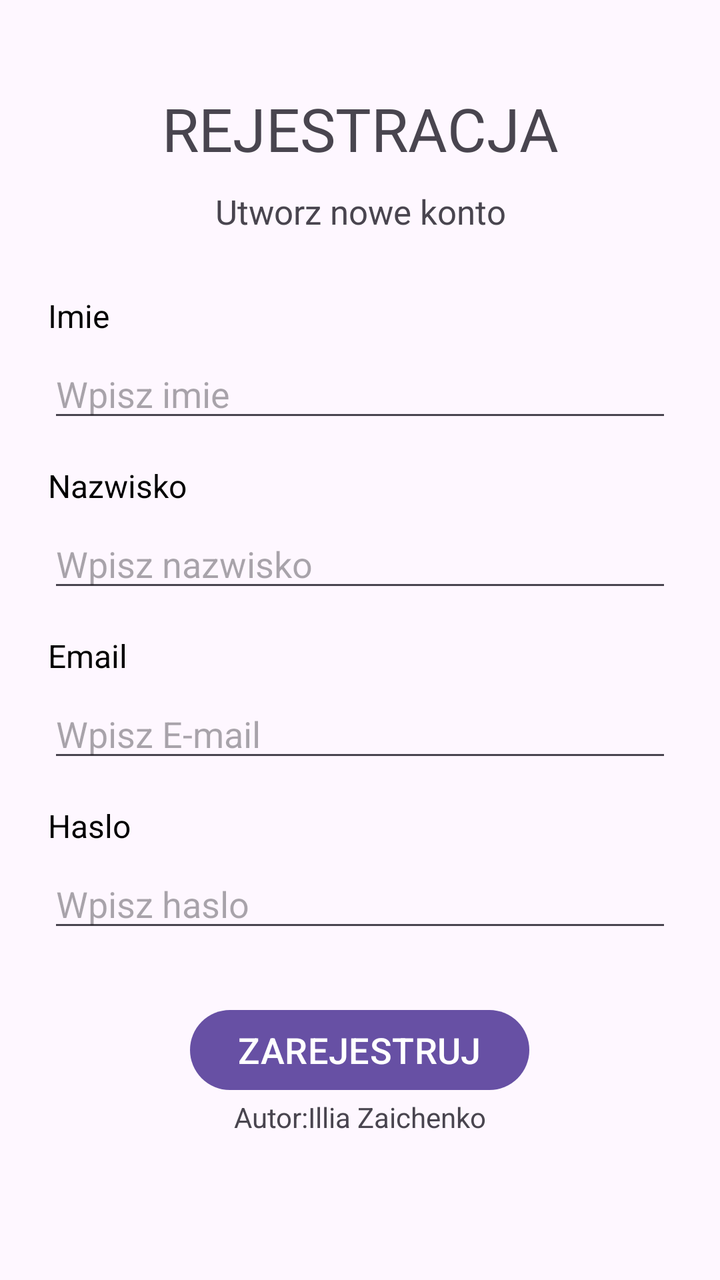
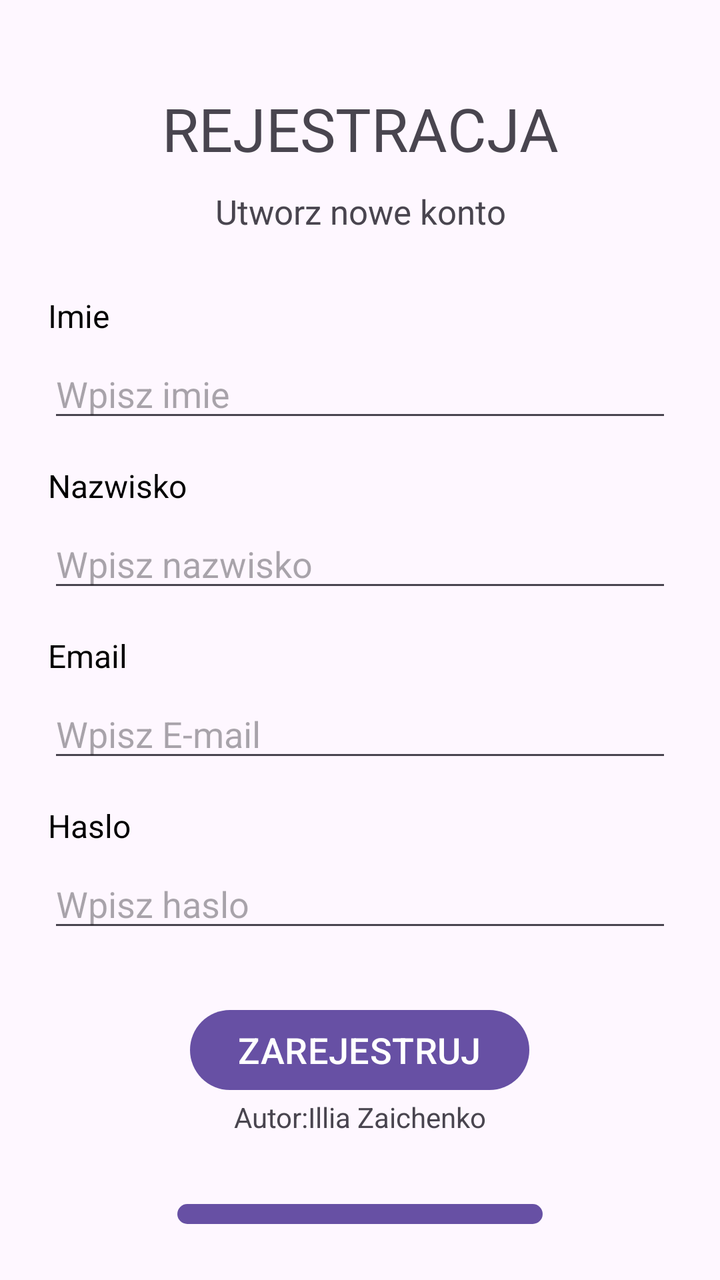

Screens rendered from an Android XML layout before and after an edit, with the pre-edit source and the edit as a unified diff.
<!-- AndroidManifest.xml: application theme Theme.RegApp -->
<!-- res/layout/activity_main.xml -->
<?xml version="1.0" encoding="utf-8"?>
<LinearLayout xmlns:android="http://schemas.android.com/apk/res/android"
              android:layout_width="match_parent"
              android:layout_height="match_parent"
              android:orientation="vertical"
              android:layout_gravity="center_horizontal"
                android:padding="24dp">

    <TextView
            android:id="@+id/textView"
            android:layout_width="match_parent"
            android:layout_height="wrap_content"
            android:text="REJESTRACJA"
            android:layout_marginTop="20dp"
            android:gravity="center"
            android:textSize="30sp"/>
    <TextView
            android:id="@+id/text"
            android:layout_width="match_parent"
            android:layout_height="wrap_content"
            android:text="Utworz nowe konto"
            android:layout_marginTop="10dp"
            android:gravity="center"
            android:textSize="17sp"/>

    <TextView
            android:id="@+id/imieT"
            android:layout_width="match_parent"
            android:layout_height="wrap_content"
            android:textColor="#000000"
            android:textSize="16sp"
            android:layout_marginTop="30dp"
            android:text="Imie" />

    <EditText
            android:id="@+id/imieE"
            android:layout_width="match_parent"
            android:layout_height="wrap_content"
            android:ems="10"
            android:layout_marginTop="6dp"
            android:hint="Wpisz imie"
            android:inputType="text" />

    <TextView
            android:id="@+id/nazwiskoT"
            android:layout_width="match_parent"
            android:layout_height="wrap_content"
            android:textColor="#000000"
            android:textSize="16sp"
            android:layout_marginTop="16dp"
            android:text="Nazwisko" />

    <EditText
            android:id="@+id/nazwiskoE"
            android:layout_width="match_parent"
            android:layout_height="wrap_content"
            android:ems="10"
            android:hint="Wpisz nazwisko"
            android:layout_marginTop="6dp"
            android:inputType="text" />

    <TextView
            android:id="@+id/emailT"
            android:layout_width="match_parent"
            android:layout_height="wrap_content"
            android:textColor="#000000"
            android:layout_marginTop="16dp"
            android:textSize="16sp"
            android:text="Email" />

    <EditText
            android:id="@+id/emailE"
            android:layout_width="match_parent"
            android:layout_height="wrap_content"
            android:ems="10"
            android:hint="Wpisz E-mail"
            android:layout_marginTop="6dp"
            android:inputType="textEmailAddress" />

    <TextView
            android:id="@+id/passT"
            android:layout_width="match_parent"
            android:layout_height="wrap_content"
            android:textColor="#000000"
            android:textSize="16sp"
            android:layout_marginTop="16dp"
            android:text="Haslo" />

    <EditText
            android:id="@+id/passE"
            android:layout_width="match_parent"
            android:layout_height="wrap_content"
            android:ems="10"
            android:hint="Wpisz haslo"
            android:layout_marginTop="6dp"
            android:inputType="textPassword" />

    <Button
            android:text="ZAREJESTRUJ"
            android:layout_width="wrap_content"
            android:layout_height="wrap_content"
            android:layout_gravity="center"
            android:id="@+id/button"
            android:layout_marginTop="30dp"
            android:textSize="18sp"/>
    <TextView
            android:id="@+id/msg"
            android:layout_width="match_parent"
            android:layout_height="wrap_content"
            android:gravity="center"
            android:text="Autor:Illia Zaichenko" />

</LinearLayout>
<!-- resources referenced by this layout -->
<resources>
  <style name="Theme.RegApp" parent="Base.Theme.RegApp" />
  <style name="Base.Theme.RegApp" parent="Theme.Material3.DayNight.NoActionBar">
          
          
      </style>
</resources>

<!-- the commit's change to res/layout/activity_main.xml (unified diff, before → after) -->
@@ -33,7 +33,7 @@
             android:text="Imie" />
 
     <EditText
-            android:id="@+id/imieE"
+            android:id="@+id/nameE"
             android:layout_width="match_parent"
             android:layout_height="wrap_content"
             android:ems="10"
@@ -51,7 +51,7 @@
             android:text="Nazwisko" />
 
     <EditText
-            android:id="@+id/nazwiskoE"
+            android:id="@+id/surnameE"
             android:layout_width="match_parent"
             android:layout_height="wrap_content"
             android:ems="10"
@@ -110,4 +110,20 @@
             android:gravity="center"
             android:text="Autor:Illia Zaichenko" />
 
+    <Button
+            android:text="WCZYTAJ DANE"
+            android:layout_width="wrap_content"
+            android:layout_height="wrap_content"
+            android:layout_gravity="center"
+            android:id="@+id/loadUser"
+            android:layout_marginTop="30dp"
+            android:textSize="18sp"/>
+
+    <TextView
+            android:id="@+id/lastUser"
+            android:layout_width="match_parent"
+            android:layout_height="wrap_content"
+            android:gravity="center"
+            android:text="Autor:Illia Zaichenko" />
+
 </LinearLayout>
